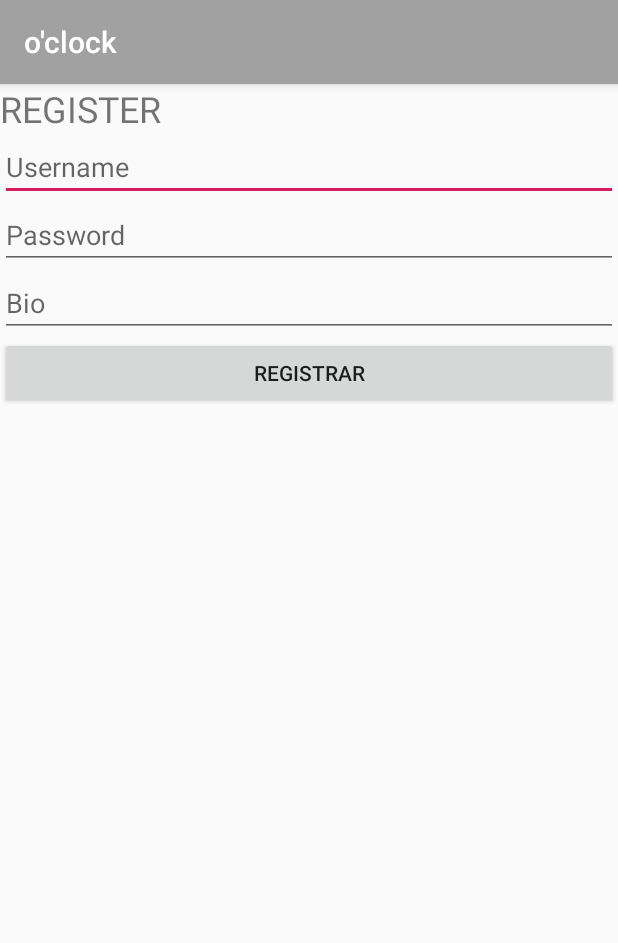
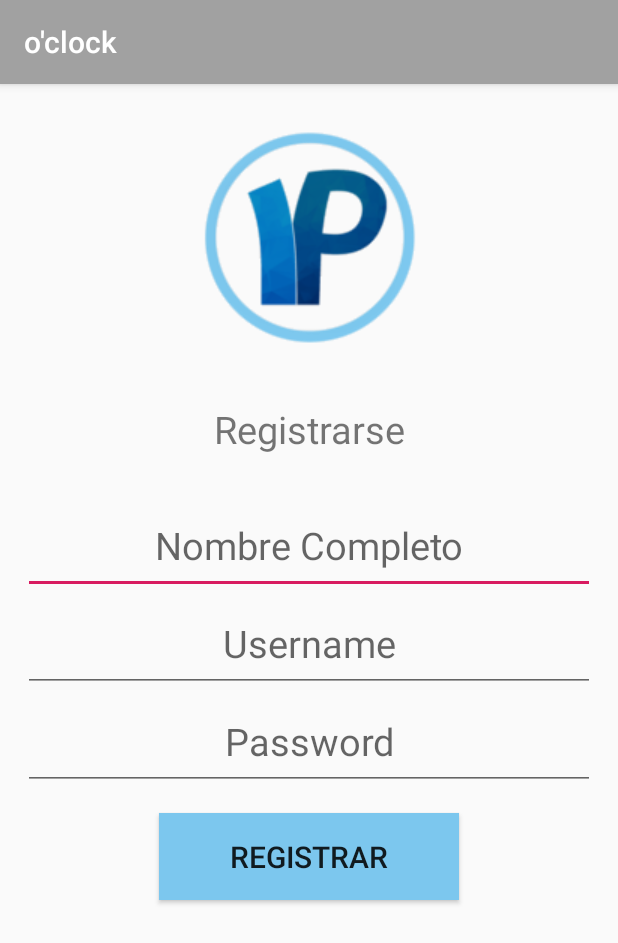
Before and after one commit to splazal97/control_horario, an Android app: the fragment RegisterFragment shown on its own in the app's theme, after a tap on "REGISTRAR", on a phone screen of 412 x 824 dp. Shown: the top 943 px of the screen. Run offline under Robolectric (Android 15) with nearby library versions, the phone set to English and light mode, and no system bars; our stand-ins replace Room's generated code; 1 statement that could not run was skipped.

Commit message:
inicio de sesion

```diff
--- a/app/src/main/java/com/example/control_horario/MainActivity.java
+++ b/app/src/main/java/com/example/control_horario/MainActivity.java
@@ -78,8 +78,8 @@ public class MainActivity extends AppCompatActivity {
 
         mainViewModel = ViewModelProviders.of(this).get(MainViewModel.class);
 
-//        EditText nombreEditText = findViewById(R.id.nombre);
-//        String nombre = nombreEditText.getText().toString();
+//        EditText nombreEditText = findViewById(R.id.nombreCompleto);
+//        String nombreCompleto = nombreEditText.getText().toString();
 
         //final Empleado empleado = new Empleado("Miguel Hernandez", "mherna", "mherna");
         //final Empleado empleado1 = new Empleado("sergio","splaza","splaza");
--- a/app/src/main/java/com/example/control_horario/MainViewModel.java
+++ b/app/src/main/java/com/example/control_horario/MainViewModel.java
@@ -59,15 +59,15 @@ public class MainViewModel extends AndroidViewModel {
         estadoDelRegistro.postValue(EstadoDelRegistro.INICIO_DEL_REGISTRO);
     }
 
-    public void crearCuentaEIniciarSesion(final String nombre, final String contrasenya, final String biografia) {
+    public void crearCuentaEIniciarSesion(final String username, final String contrasenya, final String nombreCompleto) {
         AsyncTask.execute(new Runnable() {
             @Override
             public void run() {
-                Empleado usuario = dao.comprobarNombreDisponible(nombre);
+                Empleado usuario = dao.comprobarNombreDisponible(username);
                 if (usuario == null) {
-                    dao.insertarEmpleado(new Empleado(nombre, contrasenya, biografia));
+                    dao.insertarEmpleado(new Empleado(nombreCompleto, username, contrasenya));
                     estadoDelRegistro.postValue(EstadoDelRegistro.REGISTRO_COMPLETADO);
-                    iniciarSesion(nombre, contrasenya);
+                    iniciarSesion(username, contrasenya);
                 } else {
                     estadoDelRegistro.postValue(EstadoDelRegistro.NOMBRE_NO_DISPONIBLE);
                 }
--- a/app/src/main/java/com/example/control_horario/db/FicharDAO.java
+++ b/app/src/main/java/com/example/control_horario/db/FicharDAO.java
@@ -30,7 +30,7 @@ public abstract class FicharDAO {
 
 
 // Empleado empleado = new Empleado("Miguel", "Hernandez");
-// INSERT INTO EMPLEADO VALUES(empleado.nombre, empleado.apellido)
+// INSERT INTO EMPLEADO VALUES(empleado.nombreCompleto, empleado.apellido)
 
 
 // Empleado empleado = new Empleado("Miguel", "Hernandez");
--- a/app/src/main/java/com/example/control_horario/db/FicharDB.java
+++ b/app/src/main/java/com/example/control_horario/db/FicharDB.java
@@ -15,7 +15,7 @@ import com.example.control_horario.model.Horas;
 
 
 //Cuando se realice un cambio en el esquema de la base de datos hay que cambiar la version
-@Database(entities = {Empleado.class, Horas.class}, views = {DetallesEmpleados.class}, version = 3)
+@Database(entities = {Empleado.class, Horas.class}, views = {DetallesEmpleados.class}, version = 4)
 public abstract class FicharDB extends RoomDatabase {
     private static FicharDB ficharDB;
 
--- a/app/src/main/java/com/example/control_horario/model/DetallesEmpleados.java
+++ b/app/src/main/java/com/example/control_horario/model/DetallesEmpleados.java
@@ -3,7 +3,7 @@ package com.example.control_horario.model;
 
 import androidx.room.DatabaseView;
 
-@DatabaseView("SELECT Empleado.id, Empleado.nombre, Empleado.username,Empleado.contrasenya FROM Empleado")
+@DatabaseView("SELECT Empleado.id, Empleado.nombreCompleto, Empleado.username,Empleado.contrasenya FROM Empleado")
 public class DetallesEmpleados {
     public  int id;
     public  String nombre;
--- a/app/src/main/java/com/example/control_horario/model/Empleado.java
+++ b/app/src/main/java/com/example/control_horario/model/Empleado.java
@@ -10,13 +10,12 @@ public class Empleado {
     @PrimaryKey(autoGenerate = true)
     public int id;
 
-    public String nombre;
+    public String nombreCompleto;
     public String username;
     public String contrasenya;
-    public String aplelidos;
 
-    public Empleado(String nombre, String username, String contrasenya){
-        this.nombre = nombre;
+    public Empleado(String nombreCompleto, String username, String contrasenya){
+        this.nombreCompleto = nombreCompleto;
         this.username = username;
         this.contrasenya = contrasenya;
     }
@@ -25,10 +24,9 @@ public class Empleado {
     public String toString() {
         return "Empleado{" +
                 "id=" + id +
-                ", nombre='" + nombre + '\'' +
+                ", nombreCompleto='" + nombreCompleto + '\'' +
                 ", username='" + username + '\'' +
                 ", contrasenya='" + contrasenya + '\'' +
-                ", aplelidos='" + aplelidos + '\'' +
                 '}';
     }
 }
--- a/app/src/main/java/com/example/control_horario/model/Horas.java
+++ b/app/src/main/java/com/example/control_horario/model/Horas.java
@@ -9,13 +9,10 @@ import androidx.room.PrimaryKey;
                                     childColumns = "idEmpleado"))
 
 public class Horas {
-    int idEmpleado;
-
     @PrimaryKey(autoGenerate = true)
     int id;
+    int idEmpleado;
     String inicio;
     String fin;
 
-    // 19/10/2011 23:20
-    // 20/10/2011 3:30
 }
--- a/app/src/main/java/com/example/control_horario/view/CerrarSesionFragment.java
+++ b/app/src/main/java/com/example/control_horario/view/CerrarSesionFragment.java
@@ -32,6 +32,7 @@ public class CerrarSesionFragment extends Fragment {
         // Inflate the layout for this fragment
         return inflater.inflate(R.layout.fragment_cerrar_sesion, container, false);
 
+
     }
 
 }
--- a/app/src/main/java/com/example/control_horario/view/RegisterFragment.java
+++ b/app/src/main/java/com/example/control_horario/view/RegisterFragment.java
@@ -29,7 +29,7 @@ public class RegisterFragment extends Fragment {
 
     private MainViewModel mainViewModel;
 
-    private EditText nombreEditText, contrasenyaEditText, biografiaEditText;
+    private EditText usernameEdittext, contrasenyaEditText, nombreCompletoEdidtext;
     private Button registrarButton;
 
 
@@ -51,9 +51,9 @@ public class RegisterFragment extends Fragment {
 
         mainViewModel = ViewModelProviders.of(requireActivity()).get(MainViewModel.class);
 
-        nombreEditText = view.findViewById(R.id.edittext_nombre);
+        usernameEdittext = view.findViewById(R.id.edittext_username);
         contrasenyaEditText = view.findViewById(R.id.edittext_contrasenya);
-        biografiaEditText = view.findViewById(R.id.edittext_biografia);
+        nombreCompletoEdidtext = view.findViewById(R.id.edittext_nombre_completo);
         registrarButton = view.findViewById(R.id.button_registrar);
 
         // Poner el estado del registro al estado INICIAR,
@@ -63,7 +63,7 @@ public class RegisterFragment extends Fragment {
         registrarButton.setOnClickListener(new View.OnClickListener() {
             @Override
             public void onClick(View view) {
-                mainViewModel.crearCuentaEIniciarSesion(nombreEditText.getText().toString(), contrasenyaEditText.getText().toString(), biografiaEditText.getText().toString());
+                mainViewModel.crearCuentaEIniciarSesion(usernameEdittext.getText().toString(), contrasenyaEditText.getText().toString(), nombreCompletoEdidtext.getText().toString());
             }
         });
 
--- a/app/src/main/res/layout/fragment_register.xml
+++ b/app/src/main/res/layout/fragment_register.xml
@@ -3,38 +3,68 @@
     xmlns:tools="http://schemas.android.com/tools"
     android:layout_width="match_parent"
     android:layout_height="match_parent"
-    tools:context=".view.RegisterFragment">
+    tools:context=".view.RegisterFragment"
+    android:orientation="vertical">
 
     <LinearLayout
         android:layout_width="match_parent"
         android:layout_height="wrap_content"
-        android:orientation="vertical">
+        android:orientation="vertical"
+        android:gravity="center"
+        android:padding="15sp">
+        <ImageView
+            android:id="@+id/logo"
+            android:src="@drawable/logo_inicio"
+            android:layout_width="wrap_content"
+            android:layout_height="wrap_content"
+            android:gravity="center"/>
+
         <TextView
             android:layout_width="match_parent"
             android:layout_height="wrap_content"
-            android:text="REGISTER"
-            android:textSize="24sp" />
+            android:text="Registrarse"
+            android:textSize="25dp"
+            android:padding="15dp"
+            android:layout_margin="12dp"
+            android:gravity="center"/>
+        <EditText
+            android:id="@+id/edittext_nombre_completo"
+            android:layout_width="match_parent"
+            android:layout_height="wrap_content"
+            android:hint="Nombre Completo"
+            android:textSize="25dp"
+            android:padding="15sp"
+            android:gravity="center"/>
 
         <EditText
-            android:id="@+id/edittext_nombre"
+            android:id="@+id/edittext_username"
             android:layout_width="match_parent"
             android:layout_height="wrap_content"
-            android:hint="Username"/>
+            android:textSize="25dp"
+            android:hint="Username"
+            android:padding="15sp"
+            android:gravity="center"/>
+
         <EditText
             android:id="@+id/edittext_contrasenya"
             android:layout_width="match_parent"
             android:layout_height="wrap_content"
-            android:hint="Password"/>
-        <EditText
-            android:id="@+id/edittext_biografia"
-            android:layout_width="match_parent"
-            android:layout_height="wrap_content"
-            android:hint="Bio"/>
+            android:textSize="25dp"
+            android:hint="Password"
+            android:inputType="textPassword"
+            android:padding="15sp"
+            android:gravity="center"/>
+
         <Button
             android:id="@+id/button_registrar"
-            android:layout_width="match_parent"
+            android:layout_width="200dp"
             android:layout_height="wrap_content"
-            android:text="REGISTRAR"/>
+            android:text="REGISTRAR"
+            android:textSize="20sp"
+            android:background="#7CC7EE"
+            android:padding="15sp"
+            android:layout_margin="15dp"
+            android:gravity="center"/>
     </LinearLayout>
 
 </FrameLayout>
--- a/app/src/main/res/values/strings.xml
+++ b/app/src/main/res/values/strings.xml
@@ -9,9 +9,9 @@
 
     <!-- TODO: Remove or change this placeholder text -->
     <string name="userText">Usuario</string>
-    <string name="insertUser">Insertar username</string>
+    <string name="insertUser">Insertar nombre de usuario</string>
     <string name="text_pass">Contraseña</string>
-    <string name="insert_pass">Insertar contrasenya</string>
+    <string name="insert_pass">Insertar contraseña</string>
     <string name="iniciar_sesion">Iniciar sesion</string>
     <string name="register_text">Si no esta registrado pulse aqui</string>
     <string name="textoiInicio">Con la finalidad de cumplir con la Jefatura del Estado. Real Decreto-ley 8/2019, de 8 de marzo (BOE no 61 de 12-3-2019), sobre medidas urgentes de protección social y de lucha contra la precariedad laboral en la jornada de trabajo.</string>
```
Also changed, not shown: app/src/main/res/layout/fragment_iniciar_sesion.xml (+21 -21 lines).
